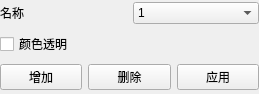
Old version of the form Tools/INimage3D/addvaluesbase.ui in the repository zyq1569/HealthApp.
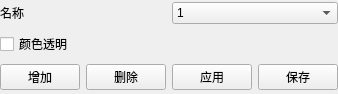
New version of the form.

Commit message: fine-tune

Patch:
```diff
--- a/Tools/INimage3D/addvaluesbase.ui
+++ b/Tools/INimage3D/addvaluesbase.ui
@@ -101,6 +101,13 @@
        </property>
       </widget>
      </item>
+     <item>
+      <widget class="QPushButton" name="m_saveColorPB">
+       <property name="text">
+        <string>保存</string>
+       </property>
+      </widget>
+     </item>
     </layout>
    </item>
   </layout>
```
The commit also changes 1 other file.
